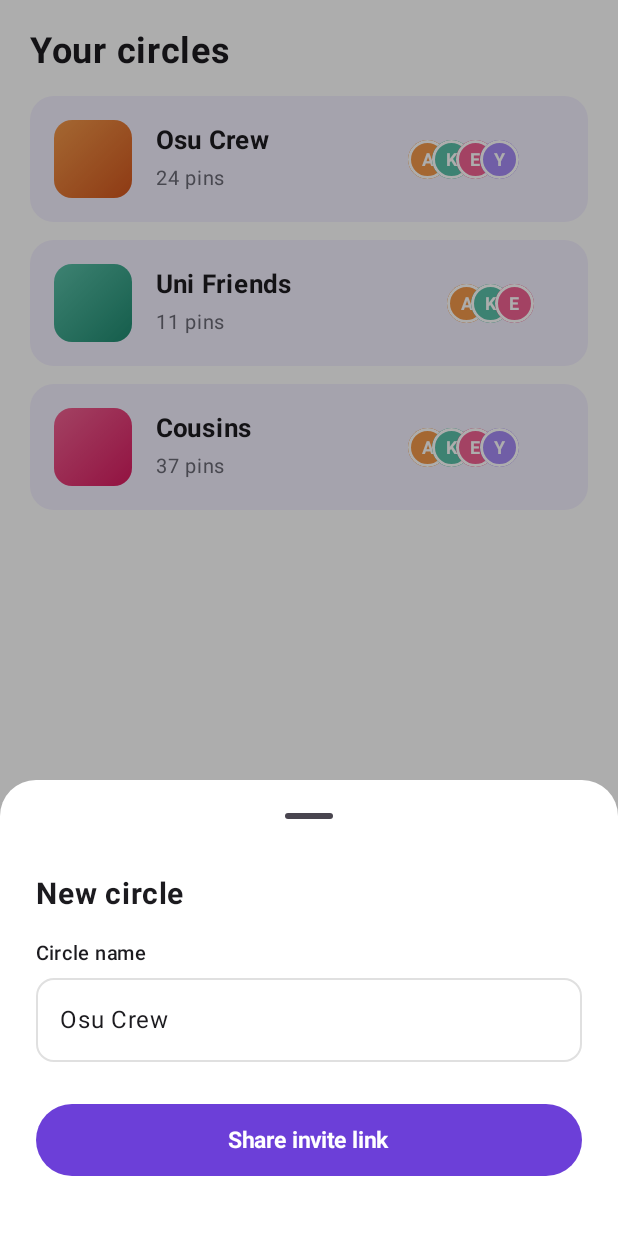
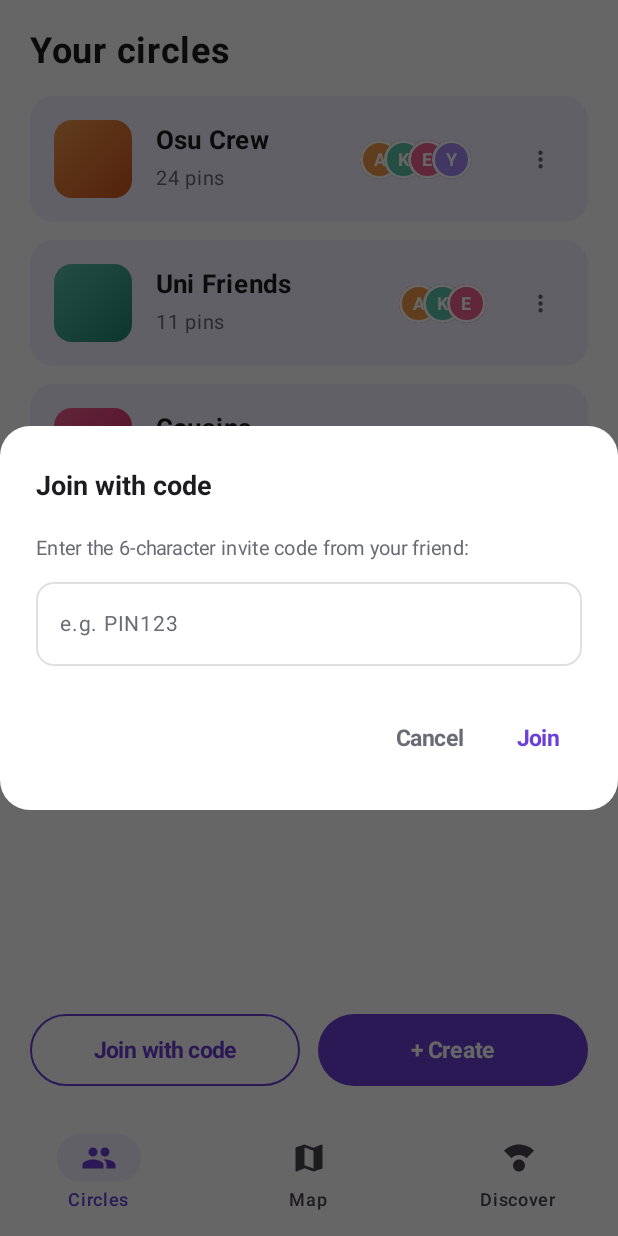
Before and after one commit to houadjeto-dot/Pinam, an Android app built with Jetpack Compose: the CirclesScreen screen opened through its navigation route, after a tap on "Join with code", on a phone screen of 412 x 824 dp. Run offline under Robolectric (Android 15) with nearby library versions, the phone set to English and light mode, and no system bars.

Commit message:
Update interactive circle management for create, join, and leave dialogs

```diff
--- a/app/src/main/java/com/example/pinam/navigation/NavGraph.kt
+++ b/app/src/main/java/com/example/pinam/navigation/NavGraph.kt
@@ -17,10 +17,11 @@ import androidx.navigation.compose.NavHost
 import androidx.navigation.compose.composable
 import androidx.navigation.compose.currentBackStackEntryAsState
 import androidx.navigation.compose.rememberNavController
+import com.example.pinam.data.CircleItem
+import com.example.pinam.data.PinItem
+import com.example.pinam.data.SampleData
 import com.example.pinam.ui.screens.*
-import com.example.pinam.ui.theme.PrimaryPurple
-import com.example.pinam.ui.theme.TextNearBlack
-import com.example.pinam.ui.theme.TextSecondaryGray
+import com.example.pinam.ui.theme.*
 
 sealed class NavItem(val route: String, val title: String, val icon: ImageVector) {
     object Circles : NavItem("circles", "Circles", Icons.Default.Group)
@@ -35,8 +36,15 @@ fun PinamAppNavHost(
     val navBackStackEntry by navController.currentBackStackEntryAsState()
     val currentRoute = navBackStackEntry?.destination?.route
 
+    // Dynamic State for Circles, Pins, and Dialogs
+    val circlesList = remember { mutableStateListOf(*SampleData.sampleCircles.toTypedArray()) }
+    var activeCircle by remember { mutableStateOf(circlesList.firstOrNull()) }
+    var selectedPin by remember { mutableStateOf(SampleData.rooftopCafePin) }
+
     var showCreateSheet by remember { mutableStateOf(false) }
-    var showDeleteDialog by remember { mutableStateOf(false) }
+    var showJoinDialog by remember { mutableStateOf(false) }
+    var showLeaveCircleDialog by remember { mutableStateOf<CircleItem?>(null) }
+    var showDeletePinDialog by remember { mutableStateOf(false) }
 
     val bottomNavItems = listOf(
         NavItem.Circles,
@@ -104,19 +112,30 @@ fun PinamAppNavHost(
                 // Circles Screen
                 composable(NavItem.Circles.route) {
                     CirclesScreen(
-                        onCircleClick = {
+                        circles = circlesList,
+                        onCircleClick = { circle ->
+                            activeCircle = circle
                             navController.navigate(NavItem.Map.route)
                         },
                         onCreateClick = { showCreateSheet = true },
-                        onJoinClick = { showCreateSheet = true }
+                        onJoinClick = { showJoinDialog = true },
+                        onLeaveCircle = { circle ->
+                            showLeaveCircleDialog = circle
+                        }
                     )
                 }
 
                 // Map Screen
                 composable(NavItem.Map.route) {
                     MapScreen(
+                        circleName = activeCircle?.name ?: "Osu Crew",
+                        friendCountText = "${activeCircle?.memberAvatars?.size ?: 4} friends",
+                        avatars = activeCircle?.memberAvatars ?: SampleData.sampleCircles[0].memberAvatars,
                         onAddPinClick = { navController.navigate("add_pin") },
-                        onPinDetailClick = { navController.navigate("pin_detail") }
+                        onPinDetailClick = { pin ->
+                            selectedPin = pin
+                            navController.navigate("pin_detail")
+                        }
                     )
                 }
 
@@ -131,8 +150,9 @@ fun PinamAppNavHost(
                 // Pin Detail Screen
                 composable("pin_detail") {
                     PinDetailScreen(
+                        pin = selectedPin,
                         onBack = { navController.popBackStack() },
-                        onDeleteClick = { showDeleteDialog = true },
+                        onDeleteClick = { showDeletePinDialog = true },
                         onEditClick = { navController.navigate("add_pin") }
                     )
                 }
@@ -140,28 +160,94 @@ fun PinamAppNavHost(
                 // Discover Screen
                 composable(NavItem.Discover.route) {
                     DiscoverScreen(
-                        onItemClick = { navController.navigate("pin_detail") }
+                        onItemClick = { discoverItem ->
+                            selectedPin = PinItem(
+                                id = discoverItem.id,
+                                placeName = discoverItem.placeName,
+                                vibeTag = discoverItem.vibeTags.firstOrNull() ?: "Cozy",
+                                authorAndDate = "Kofi · 2h ago",
+                                caption = discoverItem.friendLovedText,
+                                gradientBrush = discoverItem.gradientBrush
+                            )
+                            navController.navigate("pin_detail")
+                        }
                     )
                 }
             }
 
-            // Create Circle Sheet
+            // Create Circle Bottom Sheet
             if (showCreateSheet) {
                 CreateCircleBottomSheet(
                     onDismiss = { showCreateSheet = false },
-                    onCreateSuccess = {
+                    onCreateSuccess = { newName ->
+                        val newCircle = CircleItem(
+                            id = "c_${System.currentTimeMillis()}",
+                            name = newName,
+                            pinCountText = "0 pins",
+                            gradientBrush = listOf(
+                                GradientOrangeBrush,
+                                GradientTealBrush,
+                                GradientPinkBrush,
+                                GradientPurpleBrush
+                            ).random(),
+                            memberAvatars = listOf(
+                                "A" to AvatarOrange,
+                                "K" to AvatarGreen
+                            )
+                        )
+                        circlesList.add(0, newCircle)
+                        activeCircle = newCircle
                         showCreateSheet = false
                         navController.navigate(NavItem.Map.route)
                     }
                 )
             }
 
+            // Join Circle Dialog
+            if (showJoinDialog) {
+                JoinCircleDialog(
+                    onDismiss = { showJoinDialog = false },
+                    onJoinSuccess = { code ->
+                        val joinedCircle = CircleItem(
+                            id = "c_joined_${System.currentTimeMillis()}",
+                            name = "Joined Circle ($code)",
+                            pinCountText = "5 pins",
+                            gradientBrush = GradientTealBrush,
+                            memberAvatars = listOf(
+                                "A" to AvatarOrange,
+                                "K" to AvatarGreen,
+                                "E" to AvatarPink
+                            )
+                        )
+                        circlesList.add(0, joinedCircle)
+                        activeCircle = joinedCircle
+                        showJoinDialog = false
+                        navController.navigate(NavItem.Map.route)
+                    }
+                )
+            }
+
+            // Leave Circle Dialog
+            showLeaveCircleDialog?.let { circleToLeave ->
+                LeaveCircleDialog(
+                    circleName = circleToLeave.name,
+                    onDismiss = { showLeaveCircleDialog = null },
+                    onConfirmLeave = {
+                        circlesList.remove(circleToLeave)
+                        if (activeCircle?.id == circleToLeave.id) {
+                            activeCircle = circlesList.firstOrNull()
+                        }
+                        showLeaveCircleDialog = null
+                    }
+                )
+            }
+
             // Delete Pin Dialog
-            if (showDeleteDialog) {
+            if (showDeletePinDialog) {
                 DeletePinDialog(
-                    onDismiss = { showDeleteDialog = false },
+                    onDismiss = { showDeletePinDialog = false },
                     onConfirmDelete = {
-                        showDeleteDialog = false
+                        showDeletePinDialog = false
                         navController.popBackStack()
                     }
                 )
--- a/app/src/main/java/com/example/pinam/ui/screens/CirclesScreen.kt
+++ b/app/src/main/java/com/example/pinam/ui/screens/CirclesScreen.kt
@@ -1,10 +1,13 @@
 package com.example.pinam.ui.screens
 
-import androidx.compose.foundation.clickable
+import androidx.compose.foundation.ExperimentalFoundationApi
+import androidx.compose.foundation.combinedClickable
 import androidx.compose.foundation.layout.*
 import androidx.compose.foundation.lazy.LazyColumn
 import androidx.compose.foundation.lazy.items
 import androidx.compose.foundation.shape.RoundedCornerShape
+import androidx.compose.material.icons.Icons
+import androidx.compose.material.icons.filled.MoreVert
 import androidx.compose.material3.*
 import androidx.compose.runtime.*
 import androidx.compose.ui.Alignment
@@ -24,12 +27,14 @@ import com.example.pinam.ui.theme.SurfaceTintLavender
 import com.example.pinam.ui.theme.TextNearBlack
 import com.example.pinam.ui.theme.TextSecondaryGray
 
+@OptIn(ExperimentalFoundationApi::class)
 @Composable
 fun CirclesScreen(
     circles: List<CircleItem> = SampleData.sampleCircles,
     onCircleClick: (CircleItem) -> Unit = {},
     onCreateClick: () -> Unit = {},
-    onJoinClick: () -> Unit = {}
+    onJoinClick: () -> Unit = {},
+    onLeaveCircle: ((CircleItem) -> Unit)? = null
 ) {
     Surface(
         modifier = Modifier.fillMaxSize(),
@@ -56,7 +61,10 @@ fun CirclesScreen(
                     Card(
                         modifier = Modifier
                             .fillMaxWidth()
-                            .clickable { onCircleClick(circle) },
+                            .combinedClickable(
+                                onClick = { onCircleClick(circle) },
+                                onLongClick = { onLeaveCircle?.invoke(circle) }
+                            ),
                         shape = RoundedCornerShape(16.dp),
                         colors = CardDefaults.cardColors(containerColor = SurfaceTintLavender)
                     ) {
@@ -87,6 +95,19 @@ fun CirclesScreen(
                                 )
                             }
                             AvatarStack(avatars = circle.memberAvatars)
+                            if (onLeaveCircle != null) {
+                                IconButton(
+                                    onClick = { onLeaveCircle(circle) },
+                                    modifier = Modifier.size(32.dp)
+                                ) {
+                                    Icon(
+                                        imageVector = Icons.Default.MoreVert,
+                                        contentDescription = "Circle Options",
+                                        tint = TextSecondaryGray,
+                                        modifier = Modifier.size(18.dp)
+                                    )
+                                }
+                            }
                         }
                     }
                 }
--- a/app/src/main/java/com/example/pinam/ui/screens/Dialogs.kt
+++ b/app/src/main/java/com/example/pinam/ui/screens/Dialogs.kt
@@ -1,14 +1,10 @@
 package com.example.pinam.ui.screens
 
-import androidx.compose.foundation.background
 import androidx.compose.foundation.layout.*
-import androidx.compose.foundation.shape.CircleShape
 import androidx.compose.foundation.shape.RoundedCornerShape
 import androidx.compose.material3.*
 import androidx.compose.runtime.*
-import androidx.compose.ui.Alignment
 import androidx.compose.ui.Modifier
-import androidx.compose.ui.draw.clip
 import androidx.compose.ui.graphics.Color
 import androidx.compose.ui.text.font.FontWeight
 import androidx.compose.ui.tooling.preview.Preview
@@ -115,7 +111,85 @@ fun LeaveCircleDialog(
     )
 }
 
-// Create Circle Bottom Sheet / Dialog
+// Join Circle Dialog
+@Composable
+fun JoinCircleDialog(
+    onDismiss: () -> Unit = {},
+    onJoinSuccess: (String) -> Unit = {}
+) {
+    var inviteCode by remember { mutableStateOf("") }
+    var errorMsg by remember { mutableStateOf<String?>(null) }
+
+    AlertDialog(
+        onDismissRequest = onDismiss,
+        title = {
+            Text(
+                text = "Join with code",
+                fontSize = 18.sp,
+                fontWeight = FontWeight.Bold,
+                color = TextNearBlack
+            )
+        },
+        text = {
+            Column {
+                Text(
+                    text = "Enter the 6-character invite code from your friend:",
+                    fontSize = 13.sp,
+                    color = TextSecondaryGray
+                )
+                Spacer(modifier = Modifier.height(12.dp))
+                PinamTextField(
+                    value = inviteCode,
+                    onValueChange = {
+                        inviteCode = it.uppercase()
+                        errorMsg = null
+                    },
+                    placeholder = "e.g. PIN123"
+                )
+                if (errorMsg != null) {
+                    Spacer(modifier = Modifier.height(6.dp))
+                    Text(
+                        text = errorMsg!!,
+                        color = DestructiveRed,
+                        fontSize = 12.sp
+                    )
+                }
+            }
+        },
+        confirmButton = {
+            TextButton(
+                onClick = {
+                    if (inviteCode.isBlank()) {
+                        errorMsg = "Please enter an invite code"
+                    } else {
+                        onJoinSuccess(inviteCode)
+                    }
+                }
+            ) {
+                Text(
+                    text = "Join",
+                    color = PrimaryPurple,
+                    fontWeight = FontWeight.Bold,
+                    fontSize = 15.sp
+                )
+            }
+        },
+        dismissButton = {
+            TextButton(onClick = onDismiss) {
+                Text(
+                    text = "Cancel",
+                    color = TextSecondaryGray,
+                    fontWeight = FontWeight.Bold,
+                    fontSize = 15.sp
+                )
+            }
+        },
+        shape = RoundedCornerShape(20.dp),
+        containerColor = Color.White
+    )
+}
+
+// Create Circle Bottom Sheet
 @OptIn(ExperimentalMaterial3Api::class)
 @Composable
 fun CreateCircleBottomSheet(
@@ -154,7 +228,11 @@ fun CreateCircleBottomSheet(
 
             PinamButton(
                 text = "Share invite link",
-                onClick = { onCreateSuccess(circleName) },
+                onClick = {
+                    if (circleName.isNotBlank()) {
+                        onCreateSuccess(circleName)
+                    }
+                },
                 modifier = Modifier.fillMaxWidth()
             )
 
```
Also changed, not shown: 1 other file.
